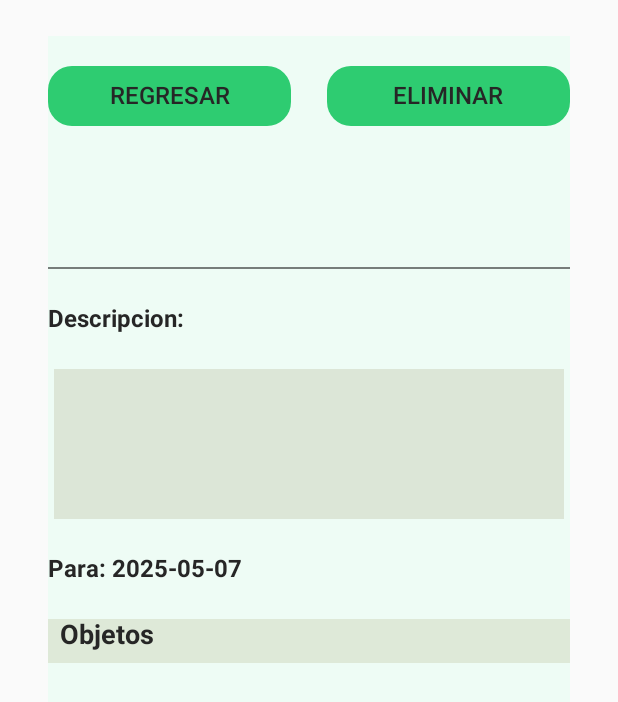
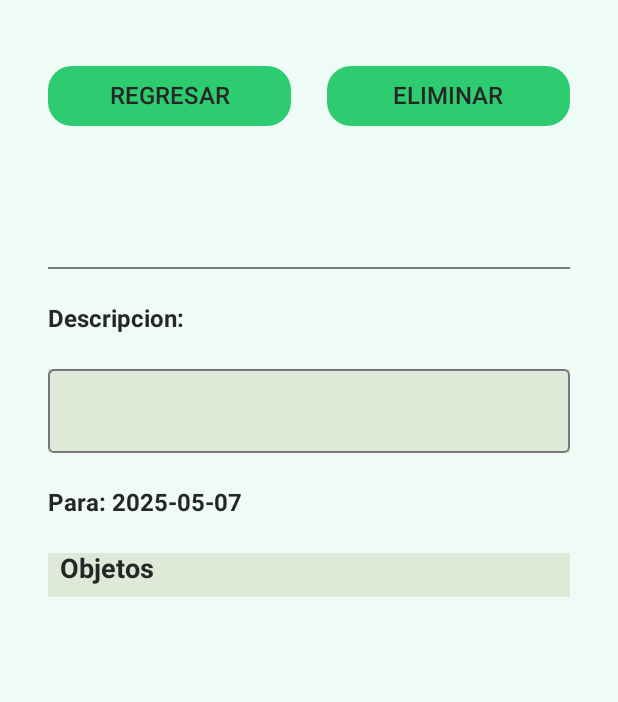
Before and after one commit to JuanfeP2004/AppNativa, an Android app built with Jetpack Compose: a screen of MainActivity opened through its navigation route, on a phone screen of 412 x 824 dp. Shown: the top 702 px of the screen. Run offline under Robolectric (Android 15) with nearby library versions, the phone set to English and light mode, and no system bars.

Commit message:
Se arreglaron algunos errores del modo oscuro

```diff
--- a/app/src/main/java/com/xacarana/milistademercado/screens/Menu.kt
+++ b/app/src/main/java/com/xacarana/milistademercado/screens/Menu.kt
@@ -51,12 +51,11 @@ fun Menu(navController: NavController, user: User, db: Database, viewmodel: View
         modifier = Modifier
             .fillMaxSize()
             .background(MaterialTheme.colorScheme.background)
-            .padding(horizontal = 24.dp)
     ) {
         Column(
             modifier = Modifier
                 .fillMaxSize()
-                .padding(top = 24.dp),
+                .padding(top = 24.dp).padding(24.dp).background(MaterialTheme.colorScheme.background),
             verticalArrangement = Arrangement.spacedBy(24.dp)
         ) {
             // Icono ajustes
--- a/app/src/main/java/com/xacarana/milistademercado/screens/Register.kt
+++ b/app/src/main/java/com/xacarana/milistademercado/screens/Register.kt
@@ -65,9 +65,9 @@ fun Register(navController: NavController, authenticator: Auth, Theme: ThemeView
             OutlinedTextField(
                 value = name,
                 onValueChange = { name = it },
-                label = { Text("Ingresa tu nombre:", style = MaterialTheme.typography.labelLarge) },
+                label = { Text("Ingresa tu nombre:", style = MaterialTheme.typography.labelLarge, color = MaterialTheme.colorScheme.onSurface) },
                 singleLine = true,
-                modifier = Modifier.fillMaxWidth(),
+                modifier = Modifier.fillMaxWidth().background(MaterialTheme.colorScheme.background),
                 shape = RoundedCornerShape(12.dp)
             )
 
--- a/app/src/main/java/com/xacarana/milistademercado/screens/ViewList.kt
+++ b/app/src/main/java/com/xacarana/milistademercado/screens/ViewList.kt
@@ -34,8 +34,9 @@ fun ViewList(navController: NavController, list: ViewListModel, db: Database, Th
     Surface(
         modifier = Modifier
             .fillMaxSize()
+            .background(MaterialTheme.colorScheme.background)
             .padding(horizontal = 32.dp, vertical = 24.dp)
-            .background(MaterialTheme.colorScheme.background)
+
     ) {
         Column(
             verticalArrangement = Arrangement.spacedBy(24.dp),
@@ -94,21 +95,13 @@ fun ViewList(navController: NavController, list: ViewListModel, db: Database, Th
                 color = MaterialTheme.colorScheme.onSurface
             )
 
-            Surface(
-                color = Color(0xFFDCE6D7),
-                modifier = Modifier
-                    .fillMaxWidth()
-                    .height(100.dp)
-                    .padding(horizontal = 4.dp)
-                    .background(MaterialTheme.colorScheme.tertiary)
-            ) {
-                Text(
-                    text = list.list.value!!.description,
-                    modifier = Modifier.padding(8.dp),
-                    fontSize = 16.sp,
-                    color = MaterialTheme.colorScheme.onSurface
-                )
-            }
+            OutlinedTextField(
+                value = list.list.value!!.description,
+                onValueChange = {},
+                modifier = Modifier.fillMaxWidth().background(MaterialTheme.colorScheme.tertiary),
+                maxLines = 3,
+                readOnly = true
+            )
 
             Text(
                 text = "Para: ${list.list.value!!.date}",
```
Also changed, not shown: app/src/main/java/com/xacarana/milistademercado/MainActivity.kt (+9 -2 lines), app/src/main/java/com/xacarana/milistademercado/screens/CreateList.kt (+9 -1 lines), app/src/main/java/com/xacarana/milistademercado/screens/CreateProduct.kt (+7 -5 lines).
